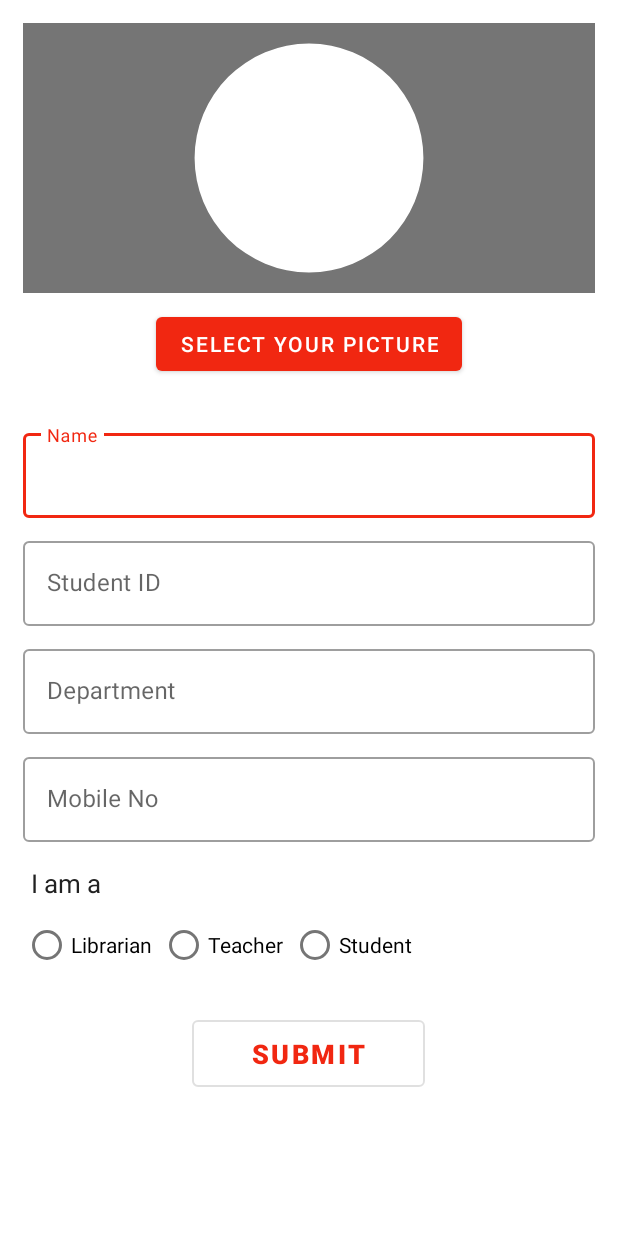
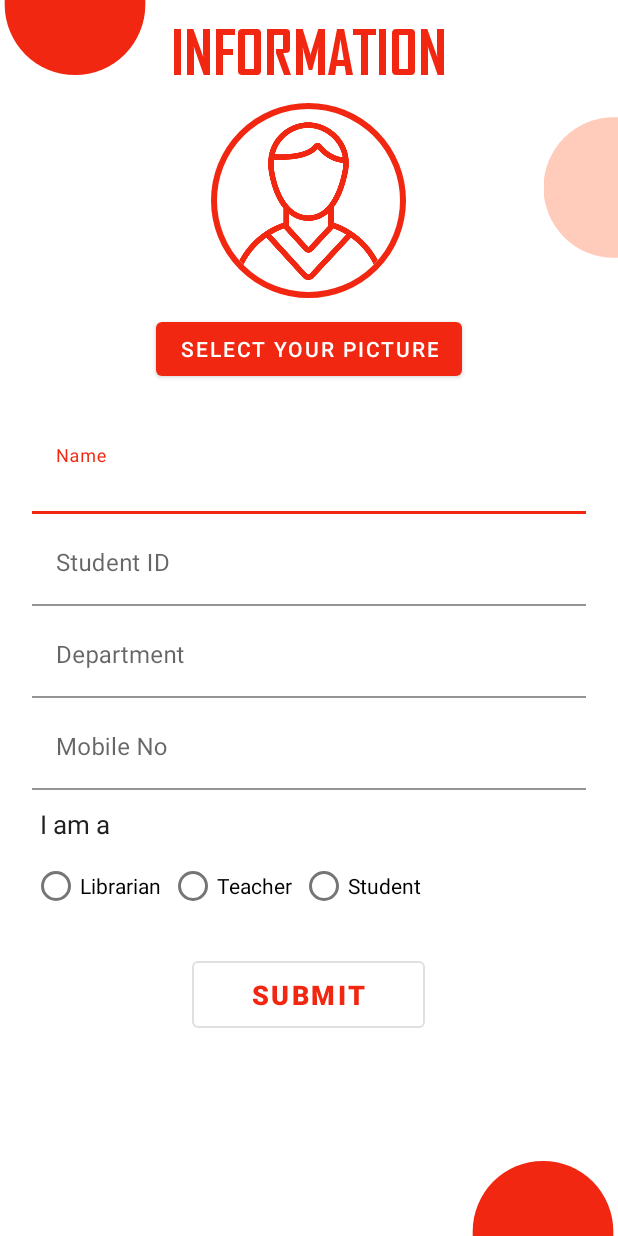
Before and after one commit to Fantastic-Four-CSC-370/Book-Drop, an Android app: the TakeInformationForm screen opened directly, with no data from a screen before it, on a phone screen of 412 x 824 dp. Run offline under Robolectric (Android 15) with nearby library versions, the phone set to English and light mode, and no system bars; our stand-ins replace CircleImageView, Firebase (no records; nobody signed in at launch, a user with empty details on screens opened directly); pictures from the network do not load.

Commit message:
Information Form UI Change. More UI Changes Coming soon. not the final one can be redesign any time.

```diff
--- a/app/build.gradle
+++ b/app/build.gradle
@@ -48,7 +48,12 @@ dependencies {
     implementation 'com.github.bumptech.glide:glide:4.11.0'
     implementation 'com.squareup.picasso:picasso:2.5.2'
 
+    //volly for http request
     implementation 'com.android.volley:volley:1.1.1'
+
+    //circle Image
+    implementation 'de.hdodenhof:circleimageview:3.1.0'
+    implementation 'com.mikhaellopez:circularimageview:4.2.0'
 
 }
 apply plugin: 'com.google.gms.google-services'
--- /dev/null
+++ b/app/src/main/res/drawable/hafl_circle.xml
@@ -0,0 +1,12 @@
+<?xml version="1.0" encoding="utf-8"?>
+<shape
+    xmlns:android="http://schemas.android.com/apk/res/android"
+    android:shape="rectangle">
+    <solid android:color="@color/primary"/>
+    <size
+        android:width="10dp"
+        android:height="5dp"/>
+    <corners
+        android:bottomLeftRadius="20dp"
+        android:bottomRightRadius="20dp"/>
+</shape>
--- /dev/null
+++ b/app/src/main/res/drawable/half_circle_lite.xml
@@ -0,0 +1,16 @@
+<?xml version="1.0" encoding="utf-8"?>
+<shape
+    xmlns:android="http://schemas.android.com/apk/res/android"
+    android:shape="rectangle"
+    >
+    <solid android:color="@color/primary_light"/>
+    <size
+
+        android:width="10dp"
+        android:height="5dp"/>
+    <corners
+
+        android:bottomLeftRadius="20dp"
+        android:bottomRightRadius="20dp"
+        />
+</shape>
--- a/app/src/main/res/layout/activity_take_information_form.xml
+++ b/app/src/main/res/layout/activity_take_information_form.xml
@@ -1,37 +1,90 @@
 <?xml version="1.0" encoding="utf-8"?>
 <RelativeLayout xmlns:android="http://schemas.android.com/apk/res/android"
+    xmlns:app="http://schemas.android.com/apk/res-auto"
     xmlns:tools="http://schemas.android.com/tools"
     android:layout_width="match_parent"
     android:layout_height="match_parent"
-    android:padding="15dp"
     tools:context=".TakeInformationForm">
 
-    <RelativeLayout
-        android:id="@+id/picContainer"
+    <ImageView
+        android:layout_width="100dp"
+        android:layout_height="50dp"
+        android:src="@drawable/hafl_circle"/>
+    <ImageView
+        android:layout_alignParentBottom="true"
+        android:layout_alignParentEnd="true"
+        android:rotation="180"
+        android:layout_width="100dp"
+        android:layout_height="50dp"
+        android:src="@drawable/hafl_circle"/>
+    <ImageView
+        android:layout_width="100dp"
+        android:layout_height="50dp"
+        android:src="@drawable/half_circle_lite"
+        android:rotation="90"
+        android:layout_alignParentEnd="true"
+        android:layout_marginEnd="-25dp"
+        android:layout_marginTop="100dp"/>
+
+
+    <ScrollView
         android:layout_width="match_parent"
-        android:layout_height="180dp">
+        android:layout_height="match_parent">
 
-        <ImageView
-            android:id="@+id/selectedPic"
-            android:layout_width="200dp"
-            android:layout_height="200dp"
-            android:layout_centerInParent="true"
-            android:padding="15dp" />
-
-        <RelativeLayout
+        <LinearLayout
             android:layout_width="match_parent"
             android:layout_height="match_parent"
-            android:foreground="@drawable/roundimgframe" />
+            android:orientation="vertical">
+
+            <TextView
+                android:id="@+id/title_text"
+                android:layout_marginTop="10dp"
+                android:layout_width="wrap_content"
+                android:layout_height="wrap_content"
+                android:layout_gravity="center"
+                android:fontFamily="@font/agencyb"
+                android:text="INFORMATION"
+                android:textColor="@color/primary"
+                android:textSize="40sp" />
 
 
-    </RelativeLayout>
+            <de.hdodenhof.circleimageview.CircleImageView xmlns:app="http://schemas.android.com/apk/res-auto"
+                android:id="@+id/selectedPic"
+                android:layout_width="130dp"
+                android:layout_height="130dp"
+                android:layout_below="@id/title_text"
+                android:layout_gravity="center"
+                android:layout_marginTop="10dp"
+                android:src="@drawable/avater"
+                app:civ_border_color="@color/primary"
+                app:civ_border_width="4dp" />
+
+            <!--    <RelativeLayout-->
+            <!--        android:id="@+id/picContainer"-->
+            <!--        android:layout_width="match_parent"-->
+            <!--        android:layout_height="180dp">-->
+
+            <!--        <ImageView-->
+            <!--            android:id="@+id/selectedPic"-->
+            <!--            android:layout_width="200dp"-->
+            <!--            android:layout_height="200dp"-->
+            <!--            android:layout_centerInParent="true"-->
+            <!--            android:padding="15dp" />-->
+
+            <!--        <RelativeLayout-->
+            <!--            android:layout_width="match_parent"-->
+            <!--            android:layout_height="match_parent"-->
+            <!--            android:foreground="@drawable/roundimgframe" />-->
+
+
+            <!--    </RelativeLayout>-->
 
             <Button
                 android:id="@+id/SelectPic"
                 android:layout_width="wrap_content"
                 android:layout_height="wrap_content"
-        android:layout_below="@+id/picContainer"
-        android:layout_centerHorizontal="true"
+                android:layout_below="@+id/selectedPic"
+                android:layout_gravity="center"
                 android:layout_margin="10dp"
                 android:text="Select your Picture" />
 
@@ -42,16 +95,20 @@
                 android:layout_height="wrap_content"
                 android:layout_below="@id/SelectPic"
                 android:layout_marginTop="20dp"
+                android:paddingHorizontal="21dp"
                 android:orientation="vertical">
 
                 <com.google.android.material.textfield.TextInputLayout
-            style="@style/Widget.MaterialComponents.TextInputLayout.OutlinedBox"
+
                     android:layout_width="match_parent"
                     android:layout_height="wrap_content"
-            android:layout_marginBottom="10dp"
-            android:hint="Name">
+                    android:layout_marginBottom="5dp"
+                    android:hint="Name"
+                    app:boxBackgroundColor="@color/white"
+                    app:boxStrokeColor="@color/primary">
 
                     <com.google.android.material.textfield.TextInputEditText
+
                         android:id="@+id/SName"
                         android:layout_width="match_parent"
                         android:layout_height="wrap_content"
@@ -60,11 +117,12 @@
                 </com.google.android.material.textfield.TextInputLayout>
 
                 <com.google.android.material.textfield.TextInputLayout
-            style="@style/Widget.MaterialComponents.TextInputLayout.OutlinedBox"
                     android:layout_width="match_parent"
                     android:layout_height="wrap_content"
-            android:layout_marginBottom="10dp"
-            android:hint="Student ID">
+                    android:layout_marginBottom="5dp"
+                    android:hint="Student ID"
+                    app:boxBackgroundColor="@color/white"
+                    app:boxStrokeColor="@color/primary">
 
                     <com.google.android.material.textfield.TextInputEditText
                         android:id="@+id/stuId"
@@ -75,27 +133,29 @@
                 </com.google.android.material.textfield.TextInputLayout>
 
                 <com.google.android.material.textfield.TextInputLayout
-            style="@style/Widget.MaterialComponents.TextInputLayout.OutlinedBox"
                     android:layout_width="match_parent"
                     android:layout_height="wrap_content"
-            android:layout_marginBottom="10dp"
-            android:hint="Department">
+                    android:layout_marginBottom="5dp"
+                    android:hint="Department"
+                    app:boxBackgroundColor="@color/white"
+                    app:boxStrokeColor="@color/primary">
 
                     <com.google.android.material.textfield.TextInputEditText
-
                         android:id="@+id/stuDepart"
                         android:layout_width="match_parent"
                         android:layout_height="wrap_content"
-                android:inputType="text" />
+                        android:inputType="text"
+                        app:boxBackgroundColor="@color/primary_light" />
 
                 </com.google.android.material.textfield.TextInputLayout>
 
                 <com.google.android.material.textfield.TextInputLayout
-            style="@style/Widget.MaterialComponents.TextInputLayout.OutlinedBox"
                     android:layout_width="match_parent"
                     android:layout_height="wrap_content"
-            android:layout_marginBottom="10dp"
-            android:hint="Mobile No">
+                    android:layout_marginBottom="5dp"
+                    android:hint="Mobile No"
+                    app:boxBackgroundColor="@color/white"
+                    app:boxStrokeColor="@color/primary">
 
                     <com.google.android.material.textfield.TextInputEditText
                         android:id="@+id/stuPhone"
@@ -104,13 +164,15 @@
                         android:inputType="phone" />
 
                 </com.google.android.material.textfield.TextInputLayout>
+
                 <TextView
+                    android:layout_width="wrap_content"
+                    android:layout_height="wrap_content"
+                    android:layout_margin="5dp"
+                    android:text="I am a "
                     android:textColor="@color/primary_text"
-            android:layout_margin="5dp"
-            android:textSize="17dp"
-            android:text="I am a "
-            android:layout_width="wrap_content"
-            android:layout_height="wrap_content"/>
+                    android:textSize="17dp" />
+
                 <RadioGroup
                     android:id="@+id/RloeSelector"
                     android:layout_width="wrap_content"
@@ -159,5 +221,9 @@
 
 
             </LinearLayout>
+        </LinearLayout>
+
+    </ScrollView>
+
 
 </RelativeLayout>
```
Also changed, not shown: app/src/main/res/drawable/avater.jpg (added), 1 other file. Lines whose indentation alone changed are shown as unchanged.
